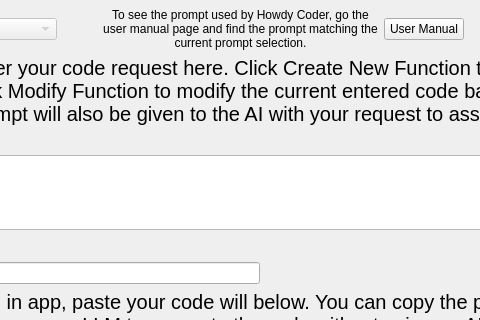
rmallow/howdyCoder, file howdyCoder/ui/qtUiFiles/funcSelectorCodePage.ui: the form before one commit; both pictures show x 294 to 774 and y 0 to 320 of the 985 by 835 pixel window.
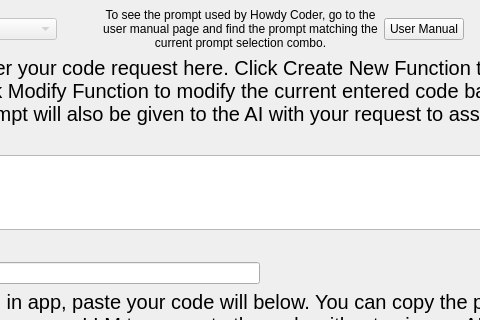
The form after the commit. Custom widgets are drawn as their Qt base class.

Patch:
```diff
--- a/howdyCoder/ui/qtUiFiles/funcSelectorCodePage.ui
+++ b/howdyCoder/ui/qtUiFiles/funcSelectorCodePage.ui
@@ -94,7 +94,7 @@
       <item>
        <widget class="QLabel" name="label_3">
         <property name="text">
-         <string>To see the prompt used by Howdy Coder, go the user manual page and find the prompt matching the current prompt selection.</string>
+         <string>To see the prompt used by Howdy Coder, go to the user manual page and find the prompt matching the current prompt selection combo.</string>
         </property>
         <property name="alignment">
          <set>Qt::AlignCenter</set>
```
